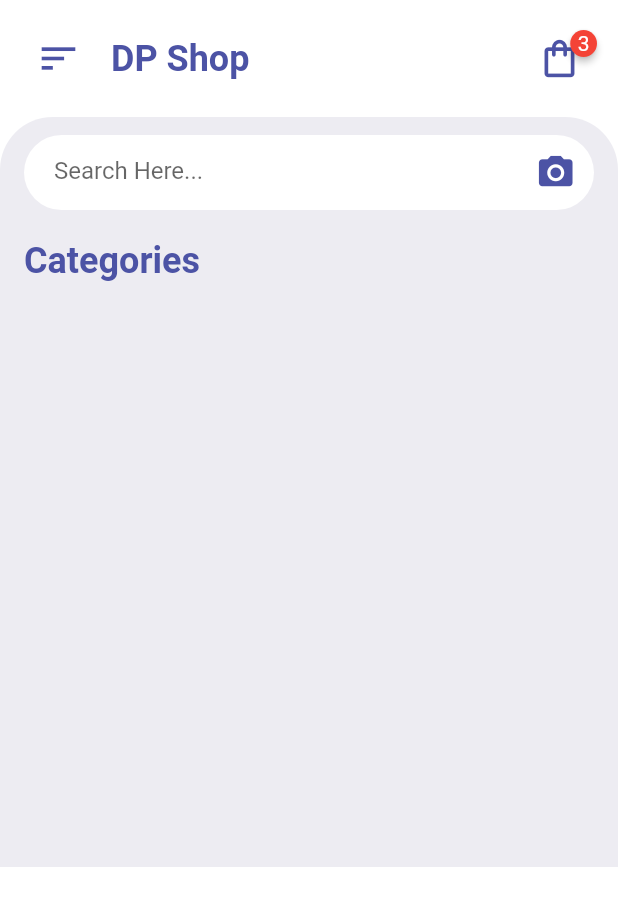
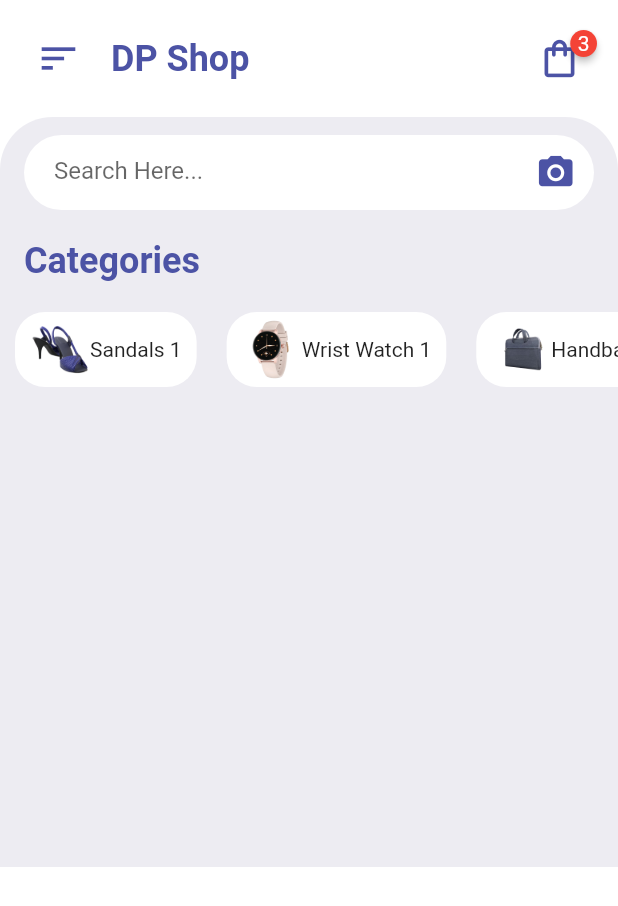
Before and after one commit to riqi3/ecommerce-app, a Flutter app: the screen it shows after launch, on a phone screen of 412 x 824 dp. Shown: the top 906 px of the screen. Run offline on Flutter 3.47's test engine with Material 2 defaults, Android fonts, the phone set to English and light mode, and no system bars; drawn by our look-alikes of badges.

Commit message:
functional category scrollview

```diff
--- a/ecommerce_app/lib/constants.dart
+++ b/ecommerce_app/lib/constants.dart
@@ -8,3 +8,5 @@ const double defaultPadding = 24.0;
 const double defaultMargin= 16.0;
 const double iconSize = 30.0;
 const double borderRadius = 30;
+
+const double categoryBoxSize = 80;
--- /dev/null
+++ b/ecommerce_app/lib/data.dart
@@ -0,0 +1,30 @@
+List<Map<String, dynamic>> products = [
+  {
+    'name': 'Sandals 1',
+    'image': 'assets/images/1.png',
+  },
+  {
+    'name': 'Wrist Watch 1',
+    'image': 'assets/images/2.png',
+  },
+  {
+    'name': 'Handbag 1',
+    'image': 'assets/images/3.png',
+  },
+  {
+    'name': 'Handbag 2',
+    'image': 'assets/images/4.png',
+  },
+  {
+    'name': 'Handbag 3',
+    'image': 'assets/images/5.png',
+  },
+  {
+    'name': 'Sandals 2',
+    'image': 'assets/images/6.png',
+  },
+  {
+    'name': 'Wrist Watch 2',
+    'image': 'assets/images/7.png',
+  },
+];
--- a/ecommerce_app/lib/pages/Homescreen.dart
+++ b/ecommerce_app/lib/pages/Homescreen.dart
@@ -1,4 +1,5 @@
 import 'package:ecommerce_app/constants.dart';
+import 'package:ecommerce_app/data.dart';
 import 'package:flutter/material.dart';
 
 import '../widgets/Categories.dart';
@@ -42,7 +43,17 @@ class Homescreen extends StatelessWidget {
                     ),
                   ),
                 ),
-                Categories(),
+                SingleChildScrollView(
+                  scrollDirection: Axis.horizontal,
+                  child: Row(
+                    children: List.generate(
+                        products.length,
+                        (index) => Categories(
+                          name: products[index]['name'],
+                              image: products[index]['image'],
+                            )),
+                  ),
+                ),
               ],
             ),
           ),
--- a/ecommerce_app/lib/widgets/Categories.dart
+++ b/ecommerce_app/lib/widgets/Categories.dart
@@ -1,10 +1,40 @@
+import 'package:ecommerce_app/constants.dart';
+import 'package:ecommerce_app/data.dart';
 import 'package:flutter/material.dart';
 
 class Categories extends StatelessWidget {
-  const Categories({super.key});
+  const Categories({super.key,
+  required this.name,
+  required this.image,
+  });
+  final String name, image;
 
   @override
   Widget build(BuildContext context) {
-    return SingleChildScrollView();
+    return Container(
+      child:  Row(
+        children: [
+          Container(
+            margin: EdgeInsets.symmetric(horizontal: defaultMargin-6),
+            padding: EdgeInsets.symmetric(vertical: defaultPadding-19, horizontal: defaultPadding-14),
+            decoration: BoxDecoration(
+              color: Colors.white,
+              borderRadius: BorderRadius.circular(borderRadius-10),
+            ),
+            child: Row(
+              crossAxisAlignment: CrossAxisAlignment.center,
+              children: [
+                Image.asset(
+                  image,
+                  width: categoryBoxSize/2,
+                  height: categoryBoxSize/2,
+                  ),
+                  Text(name),
+              ],
+            ),
+          ),
+        ],
+      ),
+    );
   }
 }
```
